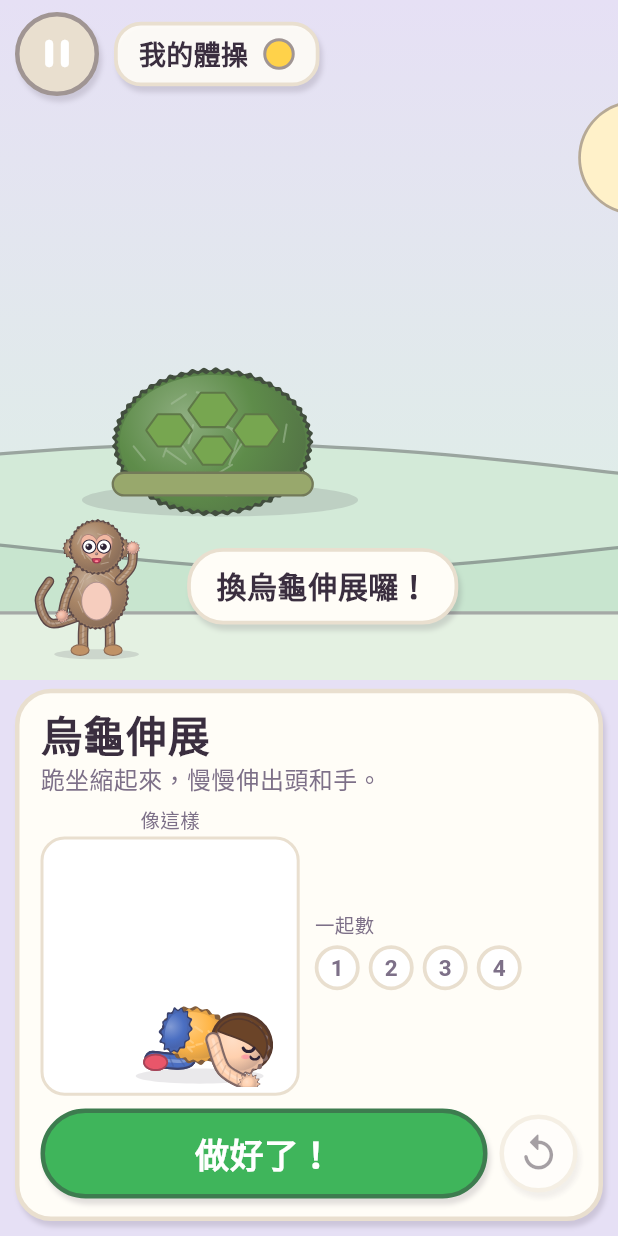
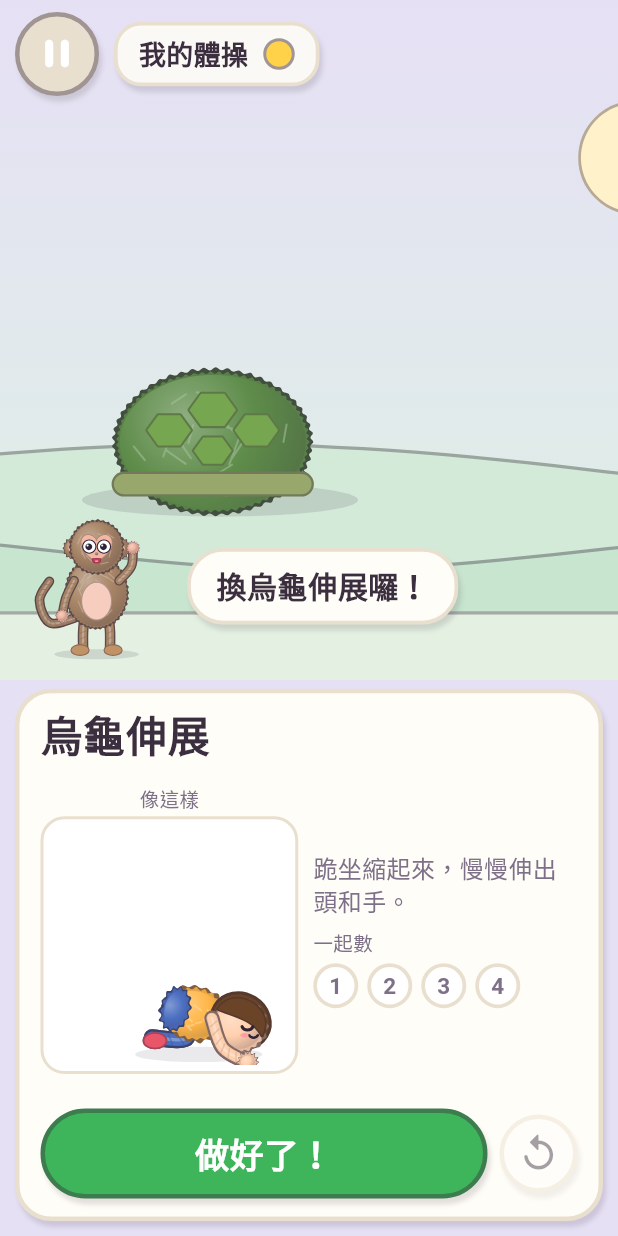
Before and after one commit to yaufan/APP_Kids_Move, a Flutter app: the FollowScreen screen opened by its route, on a phone screen of 412 x 824 dp. Run offline on Flutter 3.47's test engine with Material 3 defaults, Android fonts, the phone set to English and light mode, and no system bars; our stand-ins replace audioplayers, flutter_riverpod, flutter_svg, flutter_tts, go_router; Roboto replaces fonts that are missing (Huninn).

Commit message:
Small phones: home buttons two a row, a bigger 像這樣 picture upright
On a 360 x 640 phone the three big home buttons went one a row and
pushed the guide off screen; they are now sized to fit two a row and the
adventure cards take what is left. Upright, the 像這樣 picture was 20-40
points; the how-to and the count now sit beside it (shrunk to fit if
needed) and a short phone gives the card half the screen, so it is about
100 points there and bigger on other phones. The back key on a go pauses
it, or goes home from the end panel.

Co-Authored-By: Claude Opus 5.5 <noreply@anthropic.com>
Claude-Session: https://claude.ai/code/session_01BbiyifD8DbrBNFwMqjGuML

```diff
--- a/app/lib/features/follow/follow_screen.dart
+++ b/app/lib/features/follow/follow_screen.dart
@@ -56,7 +56,7 @@ class FollowScreen extends ConsumerStatefulWidget {
 
 class _FollowScreenState extends ConsumerState<FollowScreen> with HushOnLeave {
   late final Plan _plan;
-  late final ScreenControl _screen;
+  late final ScreenAwake _screen;
   late final AppLifecycleListener _life;
   var _i = 0;
   var _phase = Phase.look;
@@ -87,8 +87,8 @@ class _FollowScreenState extends ConsumerState<FollowScreen> with HushOnLeave {
       FollowSource.routine => routinePlan(ref.read(draftProvider), s),
       FollowSource.calm => calmPlan(s, ref.read(clockProvider)()),
     };
-    _screen = ref.read(screenProvider);
-    _screen.keepOn(true);
+    _screen = ref.read(awakeProvider);
+    _screen.keepOn(this, true);
     _life = AppLifecycleListener(onHide: () {
       if (mounted && !_paused && _phase != Phase.end) _pause();
     });
@@ -107,7 +107,7 @@ class _FollowScreenState extends ConsumerState<FollowScreen> with HushOnLeave {
     _later?.cancel();
     _tapGuard?.cancel();
     _life.dispose();
-    _screen.keepOn(false);
+    _screen.keepOn(this, false);
     super.dispose();
   }
 
@@ -248,7 +248,7 @@ class _FollowScreenState extends ConsumerState<FollowScreen> with HushOnLeave {
     _stopAll();
     if (!mounted) return;
     setState(() => _phase = Phase.end);
-    _screen.keepOn(false);
+    _screen.keepOn(this, false);
     final now = ref.read(clockProvider)();
     final a = _plan.adventure;
     if (a != null) ref.read(gameProvider.notifier).change((g) => g.stamp(a, now));
@@ -294,13 +294,13 @@ class _FollowScreenState extends ConsumerState<FollowScreen> with HushOnLeave {
   void _pause() {
     _stopAll();
     ref.read(voiceProvider).stop();
-    _screen.keepOn(false);
+    _screen.keepOn(this, false);
     ref.read(pausedProvider.notifier).set(true);
     setState(() => _paused = true);
   }
 
   void _resume() {
-    _screen.keepOn(true);
+    _screen.keepOn(this, true);
     ref.read(pausedProvider.notifier).set(false);
     setState(() => _paused = false);
     switch (_phase) {
@@ -327,6 +327,13 @@ class _FollowScreenState extends ConsumerState<FollowScreen> with HushOnLeave {
     finishGo(ref, context);
   }
 
+  /// The phone's back key: what the button on screen does (pause; at the
+  /// end, home).
+  void _back() {
+    if (_phase == Phase.end) return _home();
+    if (!_paused) _pause();
+  }
+
   // ---------------------------------------------------------------- drawing
   @override
   Widget build(BuildContext context) {
@@ -338,7 +345,9 @@ class _FollowScreenState extends ConsumerState<FollowScreen> with HushOnLeave {
     ref.watch(windDownProvider);
     final step = _step;
     final calm = widget.source == FollowSource.calm || step.stretch;
-    return WithMusic(
+    return BackKey(
+      onBack: _back,
+      child: WithMusic(
       music: _paused ? null : _music,
       child: Scaffold(
         backgroundColor: calm ? Felt.calm1 : Felt.cream,
@@ -354,7 +363,9 @@ class _FollowScreenState extends ConsumerState<FollowScreen> with HushOnLeave {
                   SizedBox(width: (box.maxWidth / 3).clamp(270.0, 420.0), child: card),
                 ]);
               }
-              return Column(crossAxisAlignment: CrossAxisAlignment.stretch, children: [Expanded(flex: 11, child: stage), Expanded(flex: 9, child: card)]);
+              // A short phone gives the card (and its 「像這樣」 picture) half.
+              final short = box.maxHeight < 640;
+              return Column(crossAxisAlignment: CrossAxisAlignment.stretch, children: [Expanded(flex: short ? 1 : 11, child: stage), Expanded(flex: short ? 1 : 9, child: card)]);
             }),
             KeyedSubtree(key: ValueKey('follow-${_phase.name}-$_i'), child: const SizedBox.shrink()),
             if (_paused) _pausePanel(),
@@ -365,6 +376,7 @@ class _FollowScreenState extends ConsumerState<FollowScreen> with HushOnLeave {
                 actions: [PillButton(label: _windingDown ? Strings.toRest : Strings.home, icon: Icons.home_rounded, onTap: _home, color: Felt.done)],
               ),
           ]),
+        ),
       ),
     ),
     );
@@ -440,30 +452,8 @@ class _FollowScreenState extends ConsumerState<FollowScreen> with HushOnLeave {
     final m = step.move;
     final kid = m == breathe ? null : PoseView(a: kidArt(m, 'a'), b: kidArt(m, 'b', quiet: s.quiet), beat: _beat, beatLength: step.stretch ? breathIn : _music.beat, motion: Motion.still, moving: _phase == Phase.move || _phase == Phase.wait, fast: step.fast, amount: .3);
     final big = TextStyle(fontSize: w ? 26 : 28, fontWeight: FontWeight.w700, height: 1.2);
-    return Container(
-      margin: EdgeInsets.fromLTRB(w ? 0 : 10, w ? 10 : 6, 10, 10),
-      padding: const EdgeInsets.fromLTRB(14, 10, 14, 12),
-      decoration: feltBox(Felt.paper, radius: 24),
-      child: Column(crossAxisAlignment: CrossAxisAlignment.stretch, children: [
-        Text(step.name, key: const ValueKey('move-name'), maxLines: 1, overflow: TextOverflow.ellipsis, style: big),
-        const SizedBox(height: 2),
-        Text(m.howFor(s.level, quietMode: s.quiet), maxLines: 3, overflow: TextOverflow.ellipsis, style: const TextStyle(fontSize: 16, height: 1.35, color: Felt.inkSoft)),
-        const SizedBox(height: 6),
-        Expanded(
-          child: LayoutBuilder(builder: (context, box) => Row(children: [
-            if (kid != null) ...[
-              Column(mainAxisAlignment: MainAxisAlignment.center, children: [
-                const Text(Strings.likeThis, style: TextStyle(fontSize: 13, color: Felt.inkSoft)),
-                const SizedBox(height: 2),
-                SizedBox.square(
-                  dimension: (box.maxHeight - 22).clamp(0.0, box.maxWidth * .5),
-                  child: Container(decoration: feltBox(Colors.white, radius: 16, shadow: false, width: 2), padding: const EdgeInsets.all(4), child: kid),
-                ),
-              ]),
-              const SizedBox(width: 10),
-            ],
-            Expanded(
-              child: Column(mainAxisAlignment: MainAxisAlignment.center, crossAxisAlignment: CrossAxisAlignment.start, children: [
+    final how = Text(m.howFor(s.level, quietMode: s.quiet), maxLines: 3, overflow: TextOverflow.ellipsis, style: const TextStyle(fontSize: 16, height: 1.35, color: Felt.inkSoft));
+    final count = <Widget>[
       if (step.stretch && _phase != Phase.look) ...[
         Text(_inhale ? Strings.breatheIn : Strings.breatheOut, style: big.copyWith(color: Felt.edge(Felt.blue))),
         const SizedBox(height: 4),
@@ -473,12 +463,17 @@ class _FollowScreenState extends ConsumerState<FollowScreen> with HushOnLeave {
         const SizedBox(height: 4),
         CountDots(count: s.level.countTo, lit: _phase == Phase.move || _phase == Phase.wait ? _lit : 0, size: 30),
       ],
-              ]),
+    ];
+    Widget picture(double side) => Column(mainAxisAlignment: MainAxisAlignment.center, children: [
+          const Text(Strings.likeThis, style: TextStyle(fontSize: 13, color: Felt.inkSoft)),
+          const SizedBox(height: 2),
+          SizedBox.square(
+            key: const ValueKey('like-this'),
+            dimension: side,
+            child: Container(decoration: feltBox(Colors.white, radius: 16, shadow: false, width: 2), padding: const EdgeInsets.all(4), child: kid),
           ),
-          ])),
-        ),
-        const SizedBox(height: 8),
-        Row(children: [
+        ]);
+    final buttons = Row(children: [
       Expanded(
         child: AnimatedScale(
           scale: _phase == Phase.wait ? 1.06 : 1,
@@ -491,7 +486,50 @@ class _FollowScreenState extends ConsumerState<FollowScreen> with HushOnLeave {
         opacity: _canAgain ? 1 : .45,
         child: RoundButton(label: Strings.again, icon: Icons.replay_rounded, onTap: _canAgain ? _again : null, size: 52),
       ),
-        ]),
+    ]);
+    return Container(
+      margin: EdgeInsets.fromLTRB(w ? 0 : 10, w ? 10 : 6, 10, 10),
+      padding: const EdgeInsets.fromLTRB(14, 10, 14, 12),
+      decoration: feltBox(Felt.paper, radius: 24),
+      child: Column(crossAxisAlignment: CrossAxisAlignment.stretch, children: [
+        Text(step.name, key: const ValueKey('move-name'), maxLines: 1, overflow: TextOverflow.ellipsis, style: big),
+        const SizedBox(height: 2),
+        if (w) ...[
+          // On its side: how to do it under the name, the picture beside the count.
+          how,
+          const SizedBox(height: 6),
+          Expanded(
+            child: LayoutBuilder(builder: (context, box) => Row(children: [
+              if (kid != null) ...[picture((box.maxHeight - 22).clamp(0.0, box.maxWidth * .5)), const SizedBox(width: 10)],
+              Expanded(child: Column(mainAxisAlignment: MainAxisAlignment.center, crossAxisAlignment: CrossAxisAlignment.start, children: count)),
+            ])),
+          ),
+        ] else
+          // Upright: the 「像這樣」 picture as big as the card allows, with how to
+          // do it and the count beside it (shrunk to fit, never cut off).
+          Expanded(
+            child: LayoutBuilder(builder: (context, box) {
+              final side = kid == null ? 0.0 : (box.maxHeight - 22).clamp(0.0, box.maxWidth * .48);
+              final rest = box.maxWidth - (kid == null ? 0 : side + 10);
+              return Row(children: [
+                if (kid != null) ...[picture(side), const SizedBox(width: 10)],
+                SizedBox(
+                  width: rest,
+                  height: box.maxHeight,
+                  child: FittedBox(
+                    fit: BoxFit.scaleDown,
+                    alignment: Alignment.centerLeft,
+                    child: SizedBox(
+                      width: rest,
+                      child: Column(mainAxisSize: MainAxisSize.min, crossAxisAlignment: CrossAxisAlignment.start, children: [how, const SizedBox(height: 8), ...count]),
+                    ),
+                  ),
+                ),
+              ]);
+            }),
+          ),
+        const SizedBox(height: 8),
+        buttons,
       ]),
     );
   }
```
Also changed, not shown: app/lib/features/home/home_screen.dart (+34 -4 lines). Lines whose indentation alone changed are shown as unchanged.
